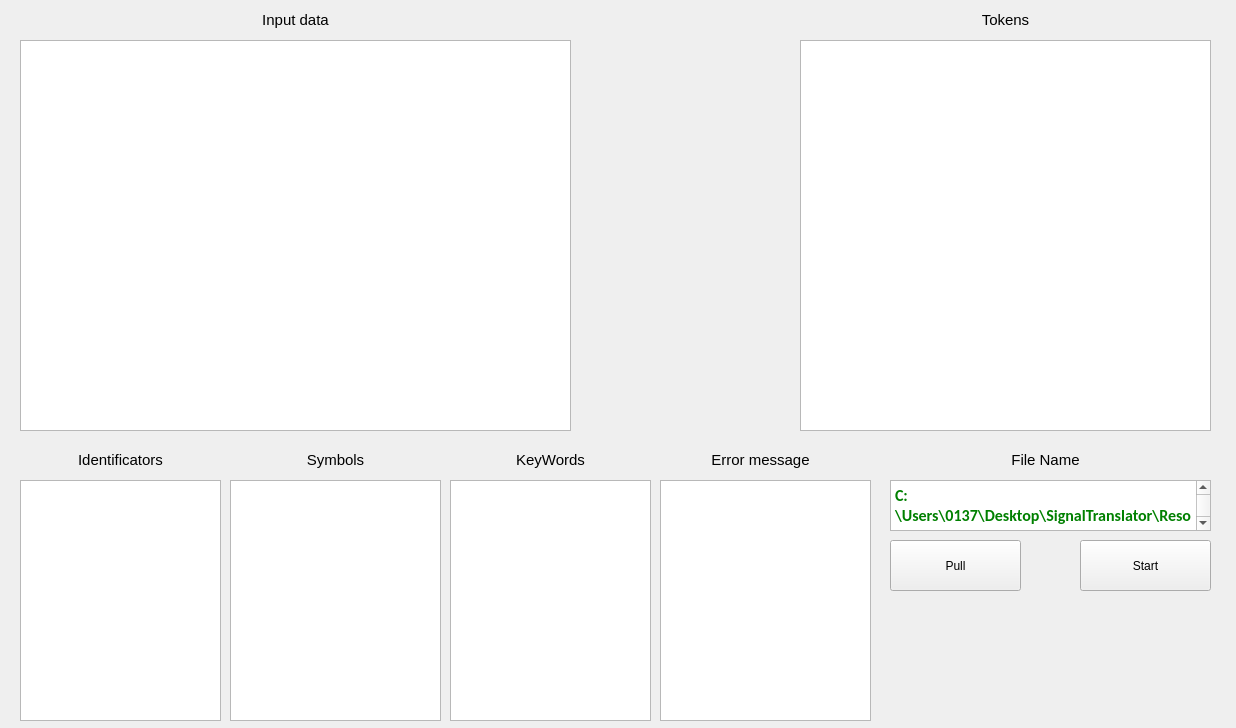
Before: the Qt Designer form mainwindow.ui in 15831944/Signal-Translator, drawn with Qt 5.
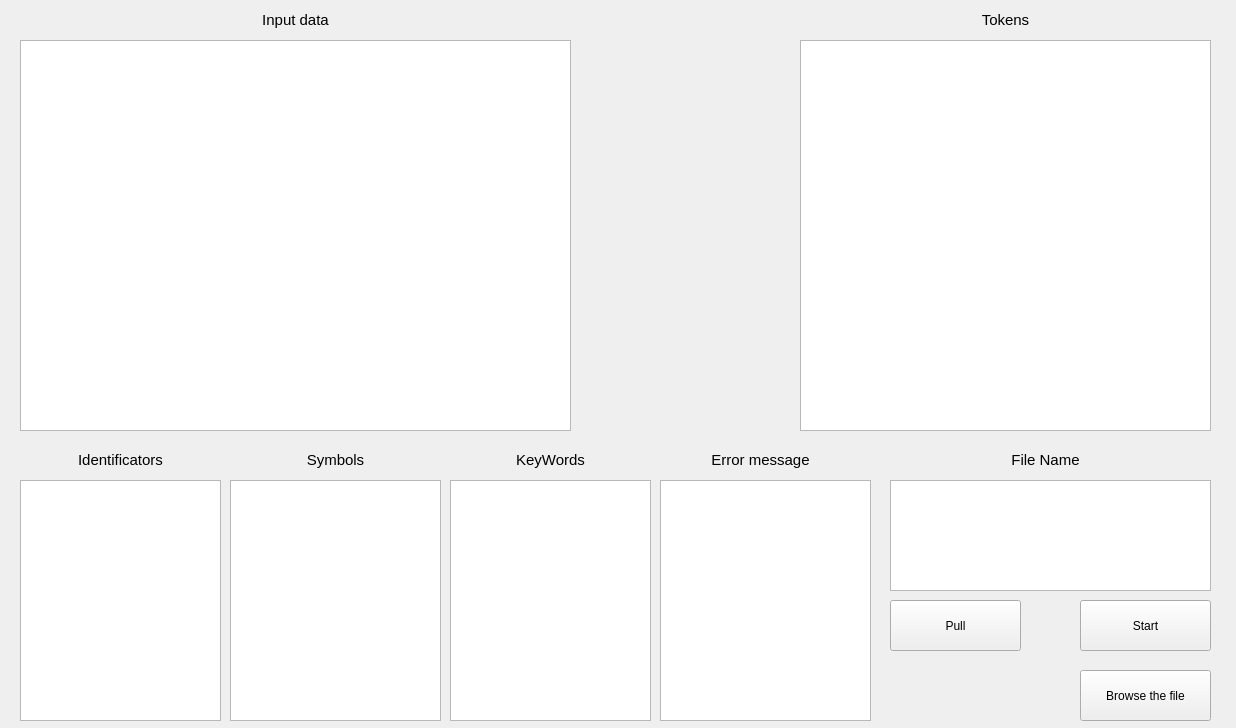
After: the same form once the commit is applied.

```diff
--- a/mainwindow.ui
+++ b/mainwindow.ui
@@ -285,7 +285,7 @@
     <property name="geometry">
      <rect>
       <x>1080</x>
-      <y>540</y>
+      <y>600</y>
       <width>131</width>
       <height>51</height>
      </rect>
@@ -325,7 +325,7 @@
     <property name="geometry">
      <rect>
       <x>890</x>
-      <y>540</y>
+      <y>600</y>
       <width>131</width>
       <height>51</height>
      </rect>
@@ -340,7 +340,7 @@
       <x>890</x>
       <y>480</y>
       <width>321</width>
-      <height>51</height>
+      <height>111</height>
      </rect>
     </property>
     <property name="font">
@@ -365,12 +365,25 @@
 &lt;html&gt;&lt;head&gt;&lt;meta name=&quot;qrichtext&quot; content=&quot;1&quot; /&gt;&lt;style type=&quot;text/css&quot;&gt;
 p, li { white-space: pre-wrap; }
 &lt;/style&gt;&lt;/head&gt;&lt;body style=&quot; font-family:'Calibri'; font-size:12pt; font-weight:600; font-style:normal;&quot;&gt;
-&lt;p style=&quot; margin-top:0px; margin-bottom:0px; margin-left:0px; margin-right:0px; -qt-block-indent:0; text-indent:0px;&quot;&gt;&lt;span style=&quot; color:#008000;&quot;&gt;C:\Users\0137\Desktop\SignalTranslator\Resource\&lt;/span&gt;&lt;span style=&quot; font-family:'MS Shell Dlg 2'; font-size:8pt; color:#008000;&quot;&gt;Data.txt&lt;/span&gt;&lt;/p&gt;&lt;/body&gt;&lt;/html&gt;</string>
+&lt;p style=&quot;-qt-paragraph-type:empty; margin-top:0px; margin-bottom:0px; margin-left:0px; margin-right:0px; -qt-block-indent:0; text-indent:0px;&quot;&gt;&lt;br /&gt;&lt;/p&gt;&lt;/body&gt;&lt;/html&gt;</string>
     </property>
     <property name="textInteractionFlags">
      <set>Qt::TextEditorInteraction</set>
     </property>
    </widget>
+   <widget class="QPushButton" name="browse_button">
+    <property name="geometry">
+     <rect>
+      <x>1080</x>
+      <y>670</y>
+      <width>131</width>
+      <height>51</height>
+     </rect>
+    </property>
+    <property name="text">
+     <string>Browse the file</string>
+    </property>
+   </widget>
   </widget>
  </widget>
  <layoutdefault spacing="6" margin="11"/>
```
Left out of the diff: 2 changed lines with no effect on the pictures.
